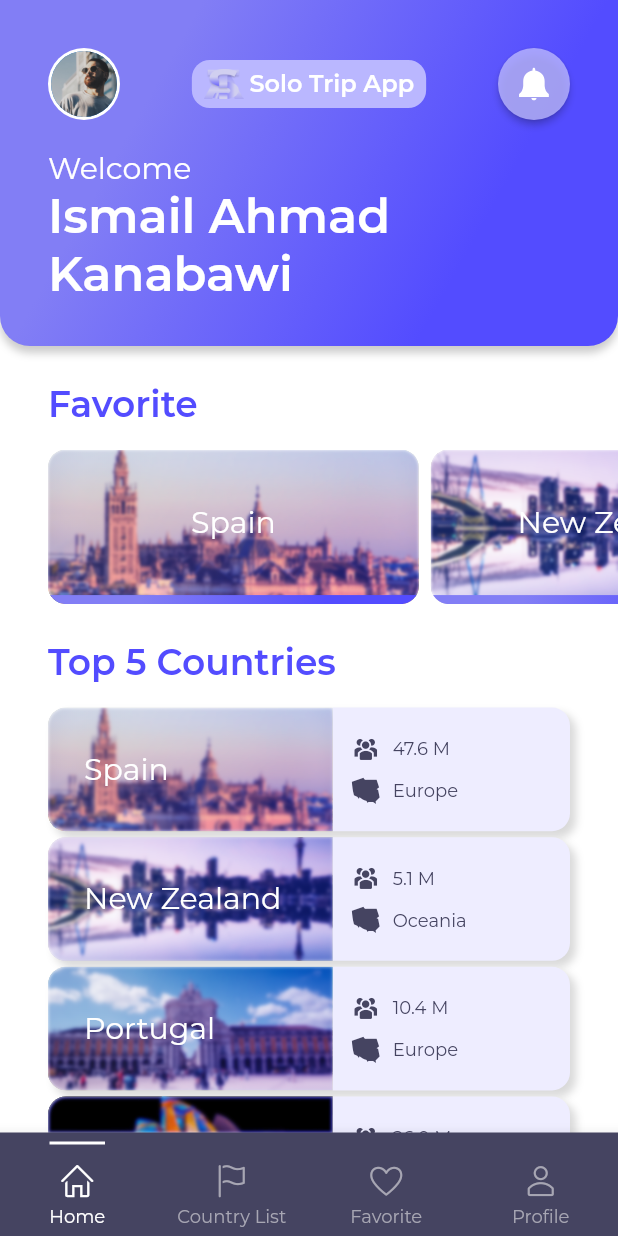
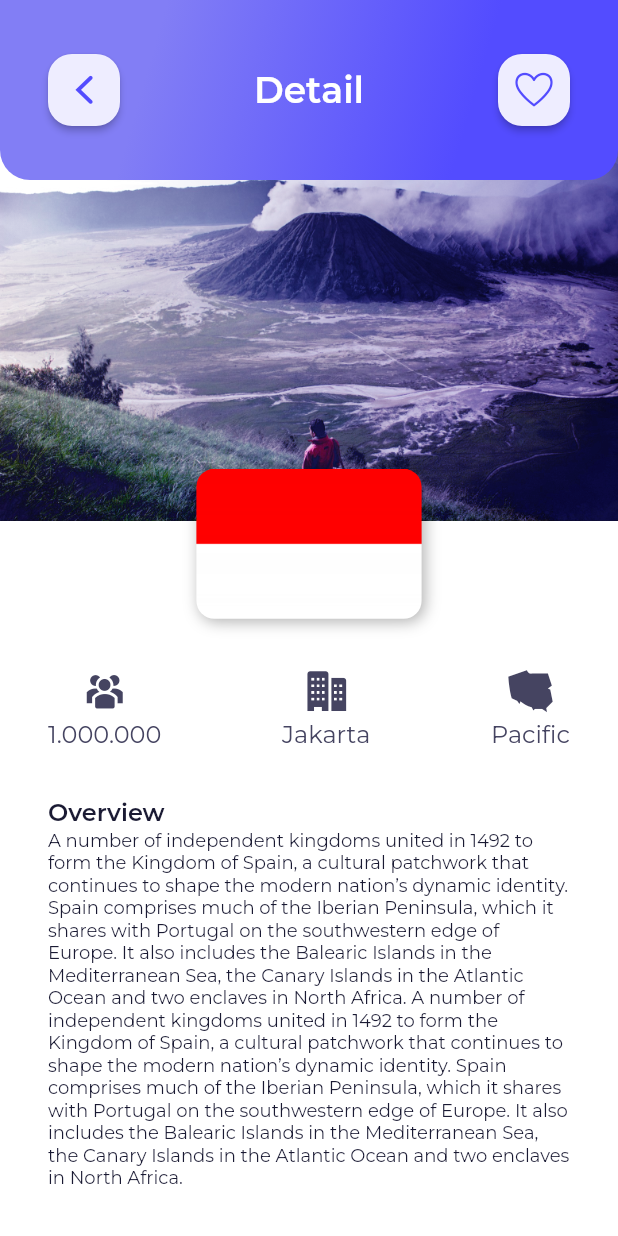
Before and after one commit to mmukramm/solo_trip_app, a Flutter app: the screen it shows after launch, on a phone screen of 412 x 824 dp. Run offline on Flutter 3.47's test engine with Material 2 defaults, Android fonts, the phone set to English and light mode, and no system bars; our stand-ins replace flutter_svg.

Commit message:
feat: build country detail ui

```diff
--- a/lib/main.dart
+++ b/lib/main.dart
@@ -1,6 +1,7 @@
 import 'package:flutter/material.dart';
 import 'package:solo_trip_app/common/colors_theme.dart';
 import 'package:solo_trip_app/common/text_theme.dart';
+import 'package:solo_trip_app/presentation/ui/country_detail.dart';
 import 'package:solo_trip_app/presentation/ui/landing_page.dart';
 import 'package:solo_trip_app/presentation/ui/main_page.dart';
 
@@ -31,7 +32,7 @@ class SoloTripApp extends StatelessWidget {
         ),
         scaffoldBackgroundColor: primaryLightBackgroundColor
       ),
-      home: const MainPage(),
+      home: const CountryDetail(),
     );
   }
 }
--- /dev/null
+++ b/lib/presentation/ui/country_detail.dart
@@ -0,0 +1,274 @@
+import 'package:flutter/material.dart';
+import 'package:flutter/src/widgets/framework.dart';
+import 'package:flutter/src/widgets/placeholder.dart';
+import 'package:solo_trip_app/common/colors_theme.dart';
+import 'package:solo_trip_app/common/text_theme.dart';
+import 'package:solo_trip_app/custom_icon.dart';
+import 'package:solo_trip_app/helpers/app_size.dart';
+
+class CountryDetail extends StatelessWidget {
+  const CountryDetail({super.key});
+
+  @override
+  Widget build(BuildContext context) {
+    return SafeArea(
+      child: Scaffold(
+        extendBodyBehindAppBar: true,
+        appBar: PreferredSize(
+          preferredSize: const Size.fromHeight(120),
+          child: Container(
+            height: double.infinity,
+            decoration: BoxDecoration(
+              gradient: primaryGradient,
+              borderRadius: const BorderRadius.vertical(
+                bottom: Radius.circular(20.0),
+              ),
+            ),
+            child: Padding(
+              padding: const EdgeInsets.symmetric(horizontal: 32.0),
+              child: Row(
+                mainAxisAlignment: MainAxisAlignment.spaceBetween,
+                children: [
+                  SizedBox(
+                    height: 48.0,
+                    width: 48.0,
+                    child: ElevatedButton(
+                      style: ElevatedButton.styleFrom(
+                        padding: const EdgeInsets.all(0),
+                        backgroundColor: secondaryLightBackgroundColor,
+                        shape: RoundedRectangleBorder(
+                          borderRadius: BorderRadius.circular(16.0),
+                        ),
+                      ),
+                      onPressed: () {},
+                      child: Center(
+                        child: Icon(
+                          CustomIcon.caretLineLeft,
+                          color: primaryColor,
+                          size: 28.0,
+                        ),
+                      ),
+                    ),
+                  ),
+                  Text(
+                    "Detail",
+                    style: Theme.of(context)
+                        .textTheme
+                        .displayMedium!
+                        .copyWith(color: primaryLightBackgroundColor),
+                  ),
+                  SizedBox(
+                    height: 48.0,
+                    width: 48.0,
+                    child: ElevatedButton(
+                      style: ElevatedButton.styleFrom(
+                        padding: const EdgeInsets.all(0),
+                        backgroundColor: secondaryLightBackgroundColor,
+                        shape: RoundedRectangleBorder(
+                          borderRadius: BorderRadius.circular(16.0),
+                        ),
+                      ),
+                      onPressed: () {},
+                      child: Center(
+                        child: Icon(
+                          CustomIcon.heartLine,
+                          color: primaryColor,
+                          size: 28.0,
+                        ),
+                      ),
+                    ),
+                  ),
+                ],
+              ),
+            ),
+          ),
+        ),
+        body: Stack(
+          children: [
+            Positioned(
+              top: 100,
+              left: 0,
+              right: 0,
+              child: Hero(
+                tag: "",
+                child: Container(
+                  height: AppSize.deviceHeight(context) * .3,
+                  decoration: const BoxDecoration(
+                    image: DecorationImage(
+                        image:
+                            AssetImage("assets/images/indonesia_backdrop.jpg"),
+                        fit: BoxFit.cover),
+                  ),
+                  child: Container(
+                    decoration: BoxDecoration(
+                      gradient: primaryGradient,
+                      backgroundBlendMode: BlendMode.softLight,
+                    ),
+                  ),
+                ),
+              ),
+            ),
+            Positioned(
+              left: 0,
+              right: 0,
+              bottom: 0,
+              child: Container(
+                height: AppSize.deviceHeight(context) * .56,
+                decoration: BoxDecoration(
+                  borderRadius: const BorderRadius.vertical(
+                    top: Radius.circular(20.0),
+                  ),
+                  color: primaryLightBackgroundColor,
+                ),
+                child: Stack(
+                  clipBehavior: Clip.none,
+                  children: [
+                    Positioned(
+                      top: -50,
+                      left: 0,
+                      right: 0,
+                      child: Column(
+                        crossAxisAlignment: CrossAxisAlignment.stretch,
+                        children: [
+                          Row(
+                            mainAxisAlignment: MainAxisAlignment.center,
+                            children: [
+                              Container(
+                                height: 100,
+                                decoration: BoxDecoration(
+                                  boxShadow: [
+                                    BoxShadow(
+                                        offset: const Offset(2, 2),
+                                        color: Colors.black.withOpacity(.3),
+                                        blurRadius: 8.0),
+                                  ],
+                                  borderRadius: const BorderRadius.all(
+                                    Radius.circular(12),
+                                  ),
+                                ),
+                                child: ClipRRect(
+                                  borderRadius: BorderRadius.circular(12.0),
+                                  child: Image.asset("assets/flags/idn.png"),
+                                ),
+                              ),
+                            ],
+                          ),
+                          const SizedBox(
+                            height: 32.0,
+                          ),
+                          Padding(
+                            padding:
+                                const EdgeInsets.symmetric(horizontal: 32.0),
+                            child: Row(
+                              mainAxisAlignment: MainAxisAlignment.spaceBetween,
+                              children: [
+                                Column(
+                                  children: [
+                                    Icon(
+                                      CustomIcon.usersSolid,
+                                      size: 32.0,
+                                      color: secondaryDarkBackgroundColor,
+                                    ),
+                                    const SizedBox(
+                                      height: 4.0,
+                                    ),
+                                    Text(
+                                      "1.000.000",
+                                      style: Theme.of(context)
+                                          .textTheme
+                                          .bodyMedium!
+                                          .copyWith(
+                                            color: secondaryDarkBackgroundColor,
+                                          ),
+                                    ),
+                                  ],
+                                ),
+                                Column(
+                                  children: [
+                                    Icon(
+                                      CustomIcon.buildingSolid,
+                                      size: 32.0,
+                                      color: secondaryDarkBackgroundColor,
+                                    ),
+                                    const SizedBox(
+                                      height: 4.0,
+                                    ),
+                                    Text(
+                                      "Jakarta",
+                                      style: Theme.of(context)
+                                          .textTheme
+                                          .bodyMedium!
+                                          .copyWith(
+                                            color: secondaryDarkBackgroundColor,
+                                          ),
+                                    ),
+                                  ],
+                                ),
+                                Column(
+                                  children: [
+                                    Icon(
+                                      CustomIcon.poland,
+                                      size: 32.0,
+                                      color: secondaryDarkBackgroundColor,
+                                    ),
+                                    const SizedBox(
+                                      height: 4.0,
+                                    ),
+                                    Text(
+                                      "Pacific",
+                                      style: Theme.of(context)
+                                          .textTheme
+                                          .bodyMedium!
+                                          .copyWith(
+                                            color: secondaryDarkBackgroundColor,
+                                          ),
+                                    ),
+                                  ],
+                                ),
+                              ],
+                            ),
+                          ),
+                          const SizedBox(
+                            height: 32.0,
+                          ),
+                          Padding(
+                            padding:
+                                const EdgeInsets.symmetric(horizontal: 32.0),
+                            child: Column(
+                              crossAxisAlignment: CrossAxisAlignment.stretch,
+                              children: [
+                                RichText(
+                                  text: TextSpan(
+                                    children: [
+                                      TextSpan(
+                                        text: "Overview \n",
+                                        style: textTheme.headlineMedium!
+                                            .copyWith(
+                                                color:
+                                                    primaryDarkBackgroundColor),
+                                      ),
+                                      TextSpan(
+                                        text:
+                                            "A number of independent kingdoms united in 1492 to form the Kingdom of Spain, a cultural patchwork that continues to shape the modern nation’s dynamic identity. Spain comprises much of the Iberian Peninsula, which it shares with Portugal on the southwestern edge of Europe. It also includes the Balearic Islands in the Mediterranean Sea, the Canary Islands in the Atlantic Ocean and two enclaves in North Africa. A number of independent kingdoms united in 1492 to form the Kingdom of Spain, a cultural patchwork that continues to shape the modern nation’s dynamic identity. Spain comprises much of the Iberian Peninsula, which it shares with Portugal on the southwestern edge of Europe. It also includes the Balearic Islands in the Mediterranean Sea, the Canary Islands in the Atlantic Ocean and two enclaves in North Africa.",
+                                        style: textTheme.bodySmall!.copyWith(
+                                            color: primaryDarkBackgroundColor),
+                                      ),
+                                    ],
+                                  ),
+                                ),
+                              ],
+                            ),
+                          )
+                        ],
+                      ),
+                    ),
+                  ],
+                ),
+              ),
+            )
+          ],
+        ),
+      ),
+    );
+  }
+}
```
